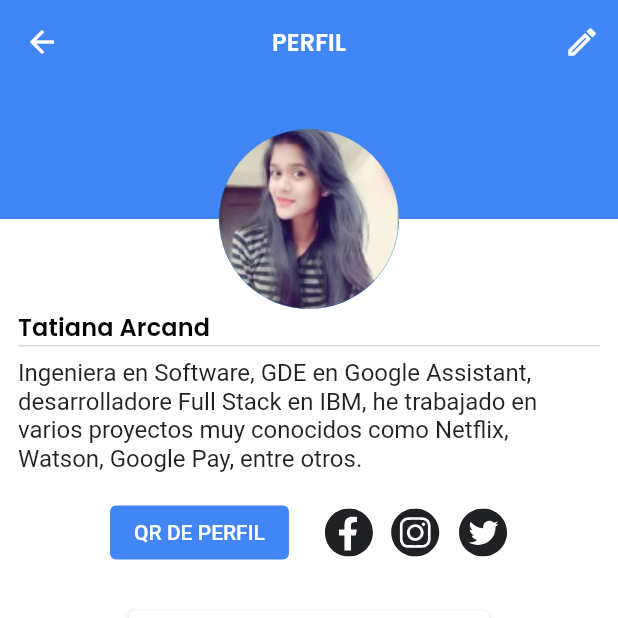
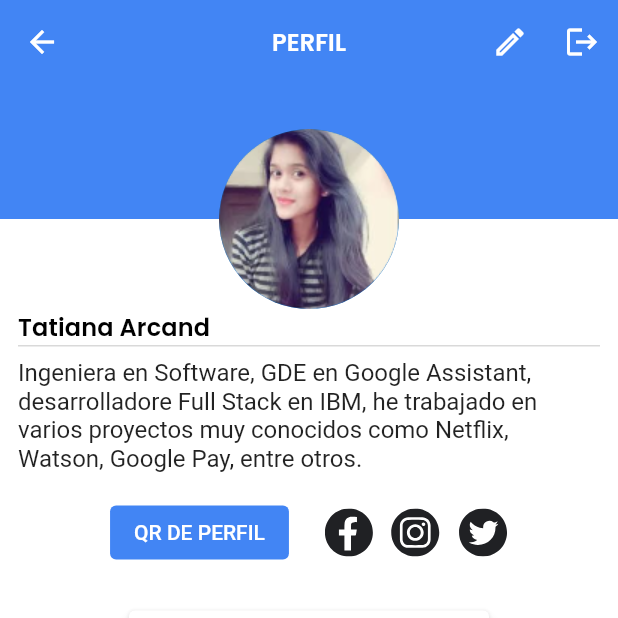
Before and after one commit to DevFestBolivia/devfest-mobile, a Flutter app: the ProfileScreen screen opened by its route, on a phone screen of 412 x 824 dp, the top half of it. Run offline on Flutter 3.47's test engine with Material 2 defaults, Android fonts, the phone set to English and light mode, and no system bars; drawn by our look-alikes of sticky_headers; our stand-ins replace cloud_firestore, cloud_functions, firebase_auth, firebase_core, flutter_svg, google_fonts and 4 more; missing offline and left inert: qr_code_scanner; accounts and stored records are empty; generated files the repository leaves out were written again; project files that could hold a hidden picture were left out.

Commit message:
Added logout and fixed heights to friends section

```diff
--- a/lib/screens/profile_screen.dart
+++ b/lib/screens/profile_screen.dart
@@ -1,5 +1,7 @@
+import 'package:devfestbolivia/firebase/auth/user/fb_user_repository_impl.dart';
 import 'package:devfestbolivia/models/attendees.dart';
 import 'package:devfestbolivia/providers/attendees_provider.dart';
+import 'package:devfestbolivia/screens/routes.dart';
 import 'package:devfestbolivia/style/devfest_colors.dart';
 import 'package:devfestbolivia/style/spacing.dart';
 import 'package:devfestbolivia/text_strings.dart';
@@ -39,6 +41,16 @@ class ProfileScreen extends StatelessWidget {
                   onPressed: () {},
                   icon: const Icon(
                     Icons.edit_outlined,
+                    color: DevFestColors.primaryLight,
+                  ),
+                ),
+                IconButton(
+                  onPressed: () {
+                    FbUserRepositoryImpl().logout();
+                    Navigator.pushReplacementNamed(context, Routes.LOGIN);
+                  },
+                  icon: const Icon(
+                    Icons.logout,
                     color: DevFestColors.primaryLight,
                   ),
                 )
@@ -323,7 +335,10 @@ class _Friends extends StatelessWidget {
         ),
       ),
       content: SizedBox(
-        height: size.height - kToolbarHeight - SpacingValues.l,
+        height: size.height -
+            kToolbarHeight -
+            SpacingValues.l -
+            kBottomNavigationBarHeight,
         width: double.infinity,
         child: ListView.separated(
           padding: const EdgeInsets.symmetric(
```
